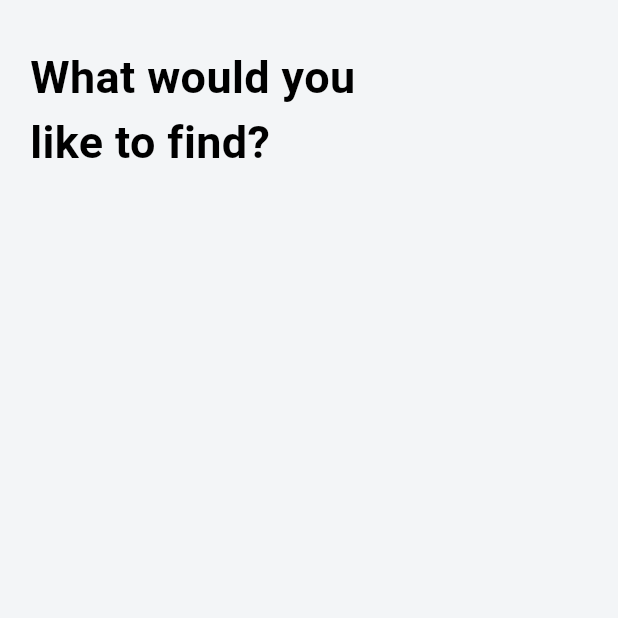
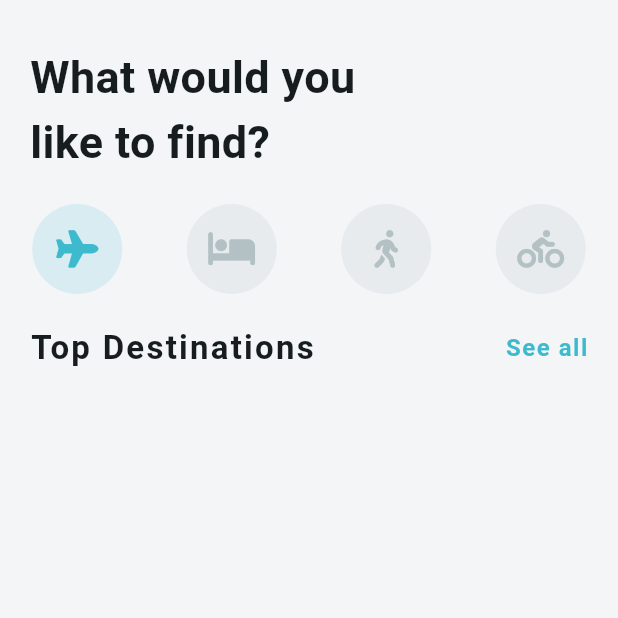
Before and after one commit to arditdaku/flutter_travel_app, a Flutter app: the screen it shows after launch, on a phone screen of 412 x 824 dp, the top half of it. Run offline on Flutter 3.47's test engine with Material 3 defaults, Android fonts, the phone set to English and light mode, and no system bars; our stand-ins replace font_awesome_flutter.

Commit message:
Add Icons menu

```diff
--- a/lib/main.dart
+++ b/lib/main.dart
@@ -12,14 +12,21 @@ class MyApp extends StatelessWidget {
   @override
   Widget build(BuildContext context) {
     return MaterialApp(
-        title: 'Flutter Travel UI',
-        debugShowCheckedModeBanner: false,
-        theme: ThemeData(
-          primaryColor: const Color(0xFF3EBACE),
-          scaffoldBackgroundColor: const Color(0xFFF3F5F7),
-          colorScheme: ColorScheme.fromSwatch(accentColor: Color(0xFFD8ECF1)),
-          useMaterial3: true,
+      title: 'Flutter Travel UI',
+      debugShowCheckedModeBanner: false,
+      theme: ThemeData(
+        colorScheme: ColorScheme.fromSeed(
+          primary: const Color(0xFF3EBACE),
+          seedColor: const Color(0xFFD8ECF1),
         ),
-        home: HomeScreen());
+        scaffoldBackgroundColor: const Color(0xFFF3F5F7),
+        useMaterial3: true,
+      ),
+      home: const HomeScreen(),
+    );
   }
 }
+
+// primaryColor: const Color(),
+// scaffoldBackgroundColor: ,
+// colorScheme: ColorScheme.fromSwatch(accentColor: Color()),
--- a/lib/screens/home_screen.dart
+++ b/lib/screens/home_screen.dart
@@ -1,4 +1,7 @@
 import 'package:flutter/material.dart';
+import 'package:font_awesome_flutter/font_awesome_flutter.dart';
+
+import '../widgets/destination_carousel.dart';
 
 class HomeScreen extends StatefulWidget {
   const HomeScreen({super.key});
@@ -8,20 +11,70 @@ class HomeScreen extends StatefulWidget {
 }
 
 class _HomeScreenState extends State<HomeScreen> {
+  int _selectedIndex = 0;
+
+  final List<IconData> _icons = [
+    FontAwesomeIcons.plane,
+    FontAwesomeIcons.bed,
+    FontAwesomeIcons.personWalking,
+    FontAwesomeIcons.personBiking,
+  ];
+
+  Widget _buildIcon(int index) {
+    return GestureDetector(
+      onTap: () {
+        setState(() {
+          _selectedIndex = index;
+        });
+      },
+      child: Container(
+        height: 60.0,
+        width: 60.0,
+        decoration: BoxDecoration(
+          color:
+              _selectedIndex == index ? Color(0xFFD8ECF1) : Color(0xFFE7EBEE),
+          borderRadius: BorderRadius.circular(30.0),
+        ),
+        child: Icon(
+          _icons[index],
+          size: 25.0,
+          color: _selectedIndex == index
+              ? Theme.of(context).primaryColor
+              : const Color(0xFFB4C1C4),
+        ),
+      ),
+    );
+  }
+
   @override
   Widget build(BuildContext context) {
     return Scaffold(
       body: SafeArea(
           child: ListView(
-        padding: EdgeInsets.symmetric(vertical: 30.0),
-        children: const <Widget>[
-          Padding(
+        padding: const EdgeInsets.symmetric(vertical: 30.0),
+        children: <Widget>[
+          const Padding(
             padding: EdgeInsets.only(left: 20.0, right: 120.0),
             child: Text(
               'What would you like to find?',
               style: TextStyle(fontSize: 30.0, fontWeight: FontWeight.bold),
             ),
           ),
+          const SizedBox(
+            height: 20.0,
+          ),
+          Row(
+            mainAxisAlignment: MainAxisAlignment.spaceAround,
+            children: _icons
+                .asMap()
+                .entries
+                .map((entry) => _buildIcon(entry.key))
+                .toList(),
+          ),
+          const SizedBox(
+            height: 20.0,
+          ),
+          const DestinationCarousel(),
         ],
       )),
     );
--- /dev/null
+++ b/lib/widgets/destination_carousel.dart
@@ -0,0 +1,39 @@
+import 'package:flutter/material.dart';
+
+class DestinationCarousel extends StatelessWidget {
+  const DestinationCarousel({super.key});
+
+  @override
+  Widget build(BuildContext context) {
+    return Column(
+      children: [
+        Padding(
+          padding: const EdgeInsets.symmetric(horizontal: 20.0),
+          child: Row(
+            mainAxisAlignment: MainAxisAlignment.spaceBetween,
+            children: [
+              const Text(
+                'Top Destinations',
+                style: TextStyle(
+                    fontSize: 22.0,
+                    fontWeight: FontWeight.bold,
+                    letterSpacing: 1.5),
+              ),
+              GestureDetector(
+                onTap: () => print('see ll'),
+                child: Text(
+                  'See all',
+                  style: TextStyle(
+                      color: Theme.of(context).primaryColor,
+                      fontSize: 16.0,
+                      fontWeight: FontWeight.w600,
+                      letterSpacing: 1.0),
+                ),
+              ),
+            ],
+          ),
+        )
+      ],
+    );
+  }
+}
```
